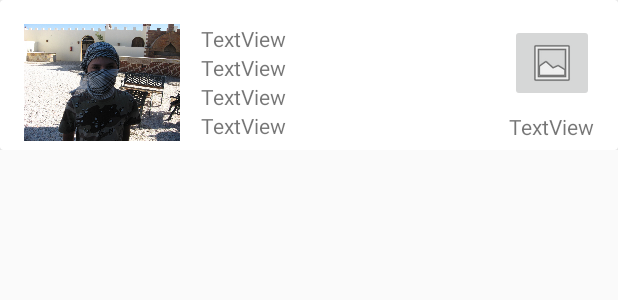
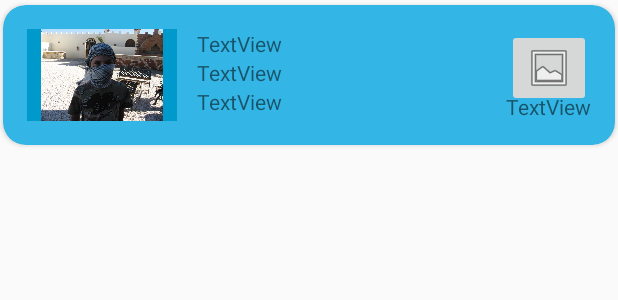
Before and after one commit to HappyDevil/MAP, an Android app: the layout item_list.xml on its own in the app's theme, with its tools: preview values and no code run, on a phone screen of 412 x 824 dp. Shown: the top 300 px of the screen. Run offline under Robolectric (Android 15) with nearby library versions, the phone set to English and light mode, and no system bars.

Commit message:
Merge branch 'master' of https://github.com/HappyDevil/MAP
                   Сделал одно инфоокно для любого кол-ва маркеров, добавил (поменял) поля title и type в класс маркера, сделал анимацию для расширения cardview, а также настрил ее атрибуты

```diff
--- a/app/src/main/java/com/map/mapmaxv1/Constants.java
+++ b/app/src/main/java/com/map/mapmaxv1/Constants.java
@@ -29,5 +29,8 @@ public class Constants {
         public static final String MARK_VISIBLE="visible";
         public static final String MARK_VERSION="version";
     }
-
+    public static class JOB_TYPES
+    {
+        public static final String[] list = {"A", "B", "C", "Другое..."};
+    }
 }
--- a/app/src/main/res/layout/item_list.xml
+++ b/app/src/main/res/layout/item_list.xml
@@ -1,38 +1,49 @@
 <?xml version="1.0" encoding="utf-8"?>
 <LinearLayout xmlns:android="http://schemas.android.com/apk/res/android"
     xmlns:app="http://schemas.android.com/apk/res-auto"
-    android:orientation="vertical"
     android:layout_width="match_parent"
-    android:layout_height="wrap_content">
+    android:layout_height="wrap_content"
+    android:orientation="vertical">
 
     <android.support.v7.widget.CardView
         android:id="@+id/cv"
         android:layout_width="match_parent"
-        android:layout_height="100dp">
+        android:layout_height="100dp"
+        android:addStatesFromChildren="true"
+        android:clickable="true"
+        android:duplicateParentState="true"
+        android:onClick="onClickCard"
+        app:cardBackgroundColor="@android:color/holo_blue_light"
+        app:cardCornerRadius="15dp"
+        app:cardElevation="@dimen/cardview_default_elevation"
+        app:cardPreventCornerOverlap="false"
+        app:cardUseCompatPadding="true">
 
         <RelativeLayout
             android:layout_width="match_parent"
-            android:layout_height="110dp"
+            android:layout_height="match_parent"
             android:padding="16dp">
 
             <ImageView
                 android:id="@+id/imageView2"
-                android:layout_width="wrap_content"
-                android:layout_height="wrap_content"
+                android:layout_width="100dp"
+                android:layout_height="100dp"
                 android:adjustViewBounds="true"
+                android:background="@android:color/holo_blue_dark"
+                android:onClick="onClickButton"
                 app:srcCompat="@drawable/z_9dc940eb" />
 
             <TextView
                 android:id="@+id/textView3"
                 android:layout_width="wrap_content"
                 android:layout_height="wrap_content"
-                android:layout_marginLeft="14dp"
-                android:layout_marginStart="14dp"
+                android:layout_alignParentTop="true"
+                android:layout_marginLeft="13dp"
+                android:layout_marginStart="13dp"
+                android:layout_toEndOf="@+id/imageView2"
+                android:layout_toRightOf="@+id/imageView2"
                 android:maxLines="1"
-                android:text="TextView"
-                android:layout_alignParentTop="true"
-                android:layout_toRightOf="@+id/imageView2"
-                android:layout_toEndOf="@+id/imageView2" />
+                android:text="TextView" />
 
             <TextView
                 android:id="@+id/textView4"
```
Also changed, not shown: app/src/main/java/com/map/mapmaxv1/ResizeAnimation.java (added, +38 -0 lines), app/src/main/java/com/map/mapmaxv1/activities/ListActivity.java (+20 -1 lines), app/src/main/java/com/map/mapmaxv1/activities/MapsActivity.java (+8 -27 lines), app/src/main/java/com/map/mapmaxv1/activities/RecyclerViewAdapterList.java (+19 -25 lines), app/src/main/java/com/map/mapmaxv1/dto/MarkDTO.java (+12 -1 lines), app/src/main/res/drawable/pictures/14291151260200 (1).jpg (added), app/src/main/res/drawable/pictures/3t_eUEZSLTM.jpg (added), app/src/main/res/drawable/pictures/6H62Zdj_2aY.jpg (added), app/src/main/res/drawable/pictures/7UDluIyA0b0.jpg (added), app/src/main/res/drawable/pictures/7UvGoww0WfU.jpg (added), app/src/main/res/drawable/pictures/JoGVCQ6lX5w (1).jpg (added), app/src/main/res/drawable/pictures/aLco6V3EWCE.jpg (added), app/src/main/res/drawable/pictures/cI1NGS_vHFw.jpg (added), app/src/main/res/drawable/pictures/eeHOUZuxmNA.jpg (added), 3 more files.
